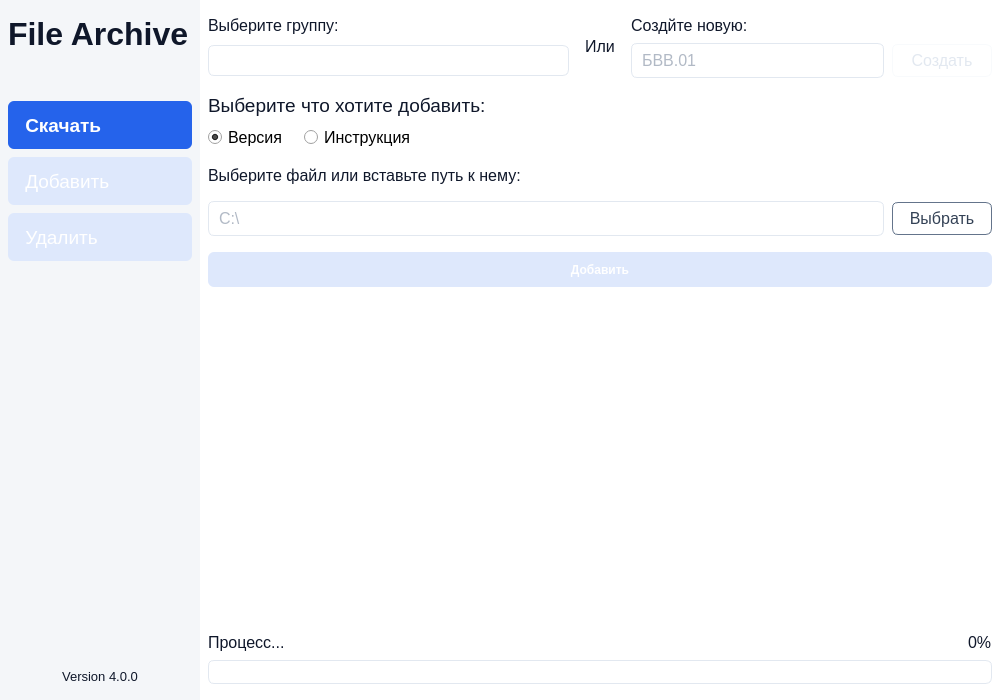
Old version of the form ui/mainUI.ui in the repository pntech-dev/File-Archive.
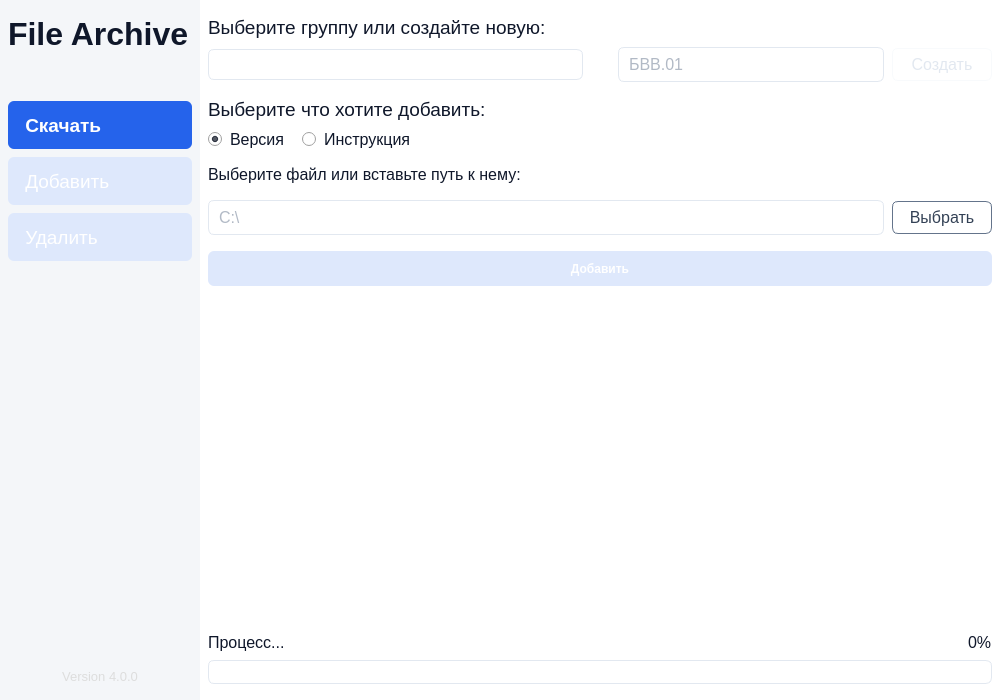
New version of the form. The open tabs and pages were chosen to show the change. Icons and pictures are not drawn.

```diff
--- a/ui/mainUI.ui
+++ b/ui/mainUI.ui
@@ -35,6 +35,16 @@
     border: none;
 }
 
+/* === Вертикальные линии === */
+QFrame[frameShape=&quot;5&quot;] { /* QFrame::VLine */
+    background-color: #E2E8F0;
+    min-width: 1px;
+    max-width: 1px;
+    border: none;
+}
+
+
+
 /* === Базовый стиль для всех QLineEdit === */
 QLineEdit {
     background-color: #FFFFFF;       /* Белый фон */
@@ -155,19 +165,73 @@
 
 
 /* === Общие стили для QRadioButton === */
+QRadioButton {
+    color: #0F172A;            /* Акцентный текст */
+    font-weight: normal;
+    spacing: 8px;              /* Расстояние между индикатором и текстом */
+}
+
+/* === Индикатор === */
+QRadioButton::indicator {
+    width: 14px;
+    height: 14px;
+}
+
+/* === Активное === */
+QRadioButton::indicator:checked {
+    image: url(:/icons/radio_buttons/radio_button_checked.svg);
+}
+
+/* === Активное + наведение === */
+QRadioButton::indicator:checked:hover {
+    image: url(:/icons/radio_buttons/radio_button_checked_hover.svg);
+}
+
+/* === Активное + нажатие === */
+QRadioButton::indicator:checked:pressed {
+    image: url(:/icons/radio_buttons/radio_button_checked_pressed.svg);
+}
+
+/* === Активное Отключённое === */
+QRadioButton::indicator:checked:disabled {
+    image: url(:/icons/radio_buttons/radio_button_checked_disabled.svg);
+}
+
+/* === Неактивное === */
+QRadioButton::indicator:unchecked {
+    image: url(:/icons/radio_buttons/radio_button_unchecked.svg);
+}
+
+/* === Неактивное + наведение === */
+QRadioButton::indicator:unchecked:hover {
+    image: url(:/icons/radio_buttons/radio_button_unchecked_hover.svg);
+}
+
+/* === Неактивное + нажатие === */
+QRadioButton::indicator:unchecked:pressed {
+    image: url(:/icons/radio_buttons/radio_button_unchecked_pressed.svg);
+}
+
+/* === Неактивное Отключённое=== */
+QRadioButton::indicator:unchecked:disabled {
+    image: url(:/icons/radio_buttons/radio_button_unchecked_disabled.svg);
+}
+
+/* === Текст отключённой радиокнопки === */
+QRadioButton:disabled {
+    color: #64748B;
+}
+
+
+
+/* === Общие стили для QCheckBox === */
 QCheckBox{
     color: #0F172A;                /* Акцентный текст */
     font-weight: normal;
-    spacing: 6px;                  /* Расстояние между индикатором и текстом */
+    spacing: 8px;                  /* Расстояние между индикатором и текстом */
 }
 
-/* Убираем квадратный фокус */
-QCheckBox:focus,
-QRadioButton:focus {
-    outline: none;
-}
-
-/* === ЧЕКБОКС === */
+/* Индикатор */
 
 QCheckBox::indicator {
     width: 14px;
@@ -535,6 +599,11 @@
            <pointsize>10</pointsize>
           </font>
          </property>
+         <property name="styleSheet">
+          <string notr="true">QLabel{
+	color: #DDDDDD;
+}</string>
+         </property>
          <property name="text">
           <string>Version 4.0.0</string>
          </property>
@@ -709,6 +778,9 @@
               </item>
               <item>
                <widget class="QCheckBox" name="checkBox">
+                <property name="enabled">
+                 <bool>true</bool>
+                </property>
                 <property name="font">
                  <font>
                   <family>Segoe UI</family>
@@ -1037,16 +1109,16 @@
             <number>16</number>
            </property>
            <item>
-            <widget class="QFrame" name="group_frame">
+            <widget class="QFrame" name="choose_or_create_frame">
              <property name="frameShape">
               <enum>QFrame::StyledPanel</enum>
              </property>
              <property name="frameShadow">
               <enum>QFrame::Raised</enum>
              </property>
-             <layout class="QHBoxLayout" name="horizontalLayout_7">
+             <layout class="QVBoxLayout" name="verticalLayout_8">
               <property name="spacing">
-               <number>16</number>
+               <number>8</number>
               </property>
               <property name="leftMargin">
                <number>0</number>
@@ -1061,130 +1133,29 @@
                <number>0</number>
               </property>
               <item>
-               <widget class="QFrame" name="select_group_frame">
-                <property name="frameShape">
-                 <enum>QFrame::StyledPanel</enum>
-                </property>
-                <property name="frameShadow">
-                 <enum>QFrame::Raised</enum>
-                </property>
-                <layout class="QVBoxLayout" name="verticalLayout_8">
-                 <property name="spacing">
-                  <number>8</number>
-                 </property>
-                 <property name="leftMargin">
-                  <number>0</number>
-                 </property>
-                 <property name="topMargin">
-                  <number>0</number>
-                 </property>
-                 <property name="rightMargin">
-                  <number>0</number>
-                 </property>
-                 <property name="bottomMargin">
-                  <number>0</number>
-                 </property>
-                 <item>
-                  <widget class="QLabel" name="select_group_label">
-                   <property name="sizePolicy">
-                    <sizepolicy hsizetype="Fixed" vsizetype="Fixed">
-                     <horstretch>0</horstretch>
-                     <verstretch>0</verstretch>
-                    </sizepolicy>
-                   </property>
-                   <property name="font">
-                    <font>
-                     <family>Segoe UI</family>
-                     <pointsize>12</pointsize>
-                    </font>
-                   </property>
-                   <property name="text">
-                    <string>Выберите группу:</string>
-                   </property>
-                  </widget>
-                 </item>
-                 <item>
-                  <widget class="QFrame" name="combobox_frame">
-                   <property name="frameShape">
-                    <enum>QFrame::StyledPanel</enum>
-                   </property>
-                   <property name="frameShadow">
-                    <enum>QFrame::Raised</enum>
-                   </property>
-                   <layout class="QVBoxLayout" name="verticalLayout_10">
-                    <property name="spacing">
-                     <number>0</number>
-                    </property>
-                    <property name="leftMargin">
-                     <number>0</number>
-                    </property>
-                    <property name="topMargin">
-                     <number>0</number>
-                    </property>
-                    <property name="rightMargin">
-                     <number>0</number>
-                    </property>
-                    <property name="bottomMargin">
-                     <number>0</number>
-                    </property>
-                    <item>
-                     <widget class="QComboBox" name="groups_comboBox">
-                      <property name="sizePolicy">
-                       <sizepolicy hsizetype="Expanding" vsizetype="Fixed">
-                        <horstretch>0</horstretch>
-                        <verstretch>0</verstretch>
-                       </sizepolicy>
-                      </property>
-                      <property name="minimumSize">
-                       <size>
-                        <width>130</width>
-                        <height>0</height>
-                       </size>
-                      </property>
-                      <property name="font">
-                       <font>
-                        <family>Segoe UI</family>
-                        <pointsize>12</pointsize>
-                       </font>
-                      </property>
-                     </widget>
-                    </item>
-                   </layout>
-                  </widget>
-                 </item>
-                </layout>
-               </widget>
-              </item>
-              <item>
-               <widget class="QLabel" name="group_or_label">
-                <property name="sizePolicy">
-                 <sizepolicy hsizetype="Fixed" vsizetype="Fixed">
-                  <horstretch>0</horstretch>
-                  <verstretch>0</verstretch>
-                 </sizepolicy>
-                </property>
+               <widget class="QLabel" name="choose_or_create_label">
                 <property name="font">
                  <font>
                   <family>Segoe UI</family>
-                  <pointsize>12</pointsize>
+                  <pointsize>14</pointsize>
                  </font>
                 </property>
                 <property name="text">
-                 <string>Или</string>
+                 <string>Выберите группу или создайте новую:</string>
                 </property>
                </widget>
               </item>
               <item>
-               <widget class="QFrame" name="create_group_frame">
+               <widget class="QFrame" name="choose_or_create_actions_frame">
                 <property name="frameShape">
                  <enum>QFrame::StyledPanel</enum>
                 </property>
                 <property name="frameShadow">
                  <enum>QFrame::Raised</enum>
                 </property>
-                <layout class="QVBoxLayout" name="verticalLayout_9">
+                <layout class="QHBoxLayout" name="horizontalLayout_12">
                  <property name="spacing">
-                  <number>8</number>
+                  <number>16</number>
                  </property>
                  <property name="leftMargin">
                   <number>0</number>
@@ -1199,21 +1170,31 @@
                   <number>0</number>
                  </property>
                  <item>
-                  <widget class="QLabel" name="create_group_label">
+                  <widget class="QComboBox" name="groups_comboBox">
                    <property name="sizePolicy">
-                    <sizepolicy hsizetype="Fixed" vsizetype="Fixed">
+                    <sizepolicy hsizetype="Expanding" vsizetype="Fixed">
                      <horstretch>0</horstretch>
                      <verstretch>0</verstretch>
                     </sizepolicy>
                    </property>
+                   <property name="minimumSize">
+                    <size>
+                     <width>130</width>
+                     <height>0</height>
+                    </size>
+                   </property>
                    <property name="font">
                     <font>
                      <family>Segoe UI</family>
                      <pointsize>12</pointsize>
                     </font>
                    </property>
-                   <property name="text">
-                    <string>Создйте новую:</string>
+                  </widget>
+                 </item>
+                 <item>
+                  <widget class="Line" name="line_3">
+                   <property name="orientation">
+                    <enum>Qt::Vertical</enum>
                    </property>
                   </widget>
                  </item>
@@ -1448,7 +1429,7 @@
               <item>
                <widget class="QStackedWidget" name="add_format_stackedWidget">
                 <property name="currentIndex">
-                 <number>1</number>
+                 <number>0</number>
                 </property>
                 <widget class="QWidget" name="version_page">
                  <layout class="QVBoxLayout" name="verticalLayout_14">
@@ -1778,7 +1759,7 @@
                     <property name="sizeHint" stdset="0">
                      <size>
                       <width>20</width>
-                      <height>300</height>
+                      <height>296</height>
                      </size>
                     </property>
                    </spacer>
@@ -2144,7 +2125,7 @@
                  <property name="sizeHint" stdset="0">
                   <size>
                    <width>20</width>
-                   <height>279</height>
+                   <height>283</height>
                   </size>
                  </property>
                 </spacer>
@@ -2298,7 +2279,7 @@
                  <property name="sizeHint" stdset="0">
                   <size>
                    <width>20</width>
-                   <height>357</height>
+                   <height>361</height>
                   </size>
                  </property>
                 </spacer>
```
